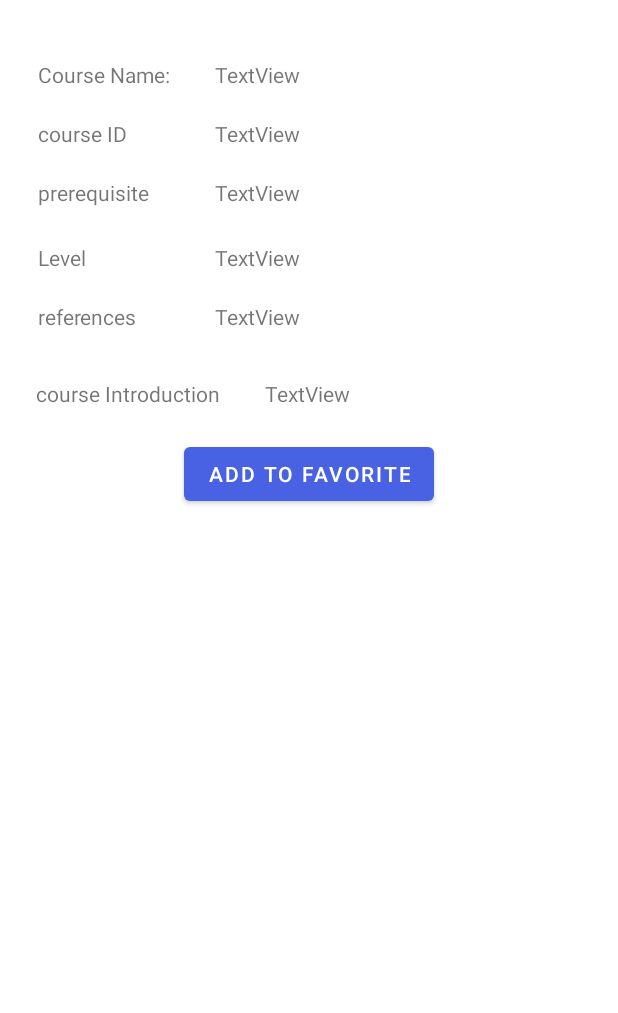
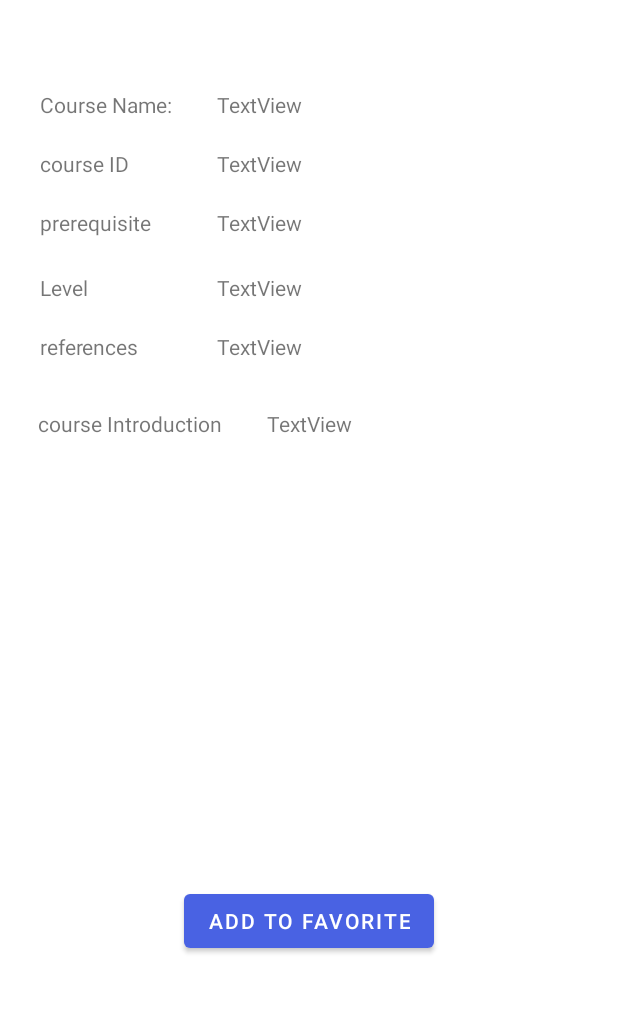
Before and after one commit to AymanOmara/Library, an Android app: the DetailsActivity screen opened directly, with no data from a screen before it, on a phone screen of 412 x 824 dp, the part 219-1232 px from its top. Run offline under Robolectric (Android 15) with nearby library versions, the phone set to English and light mode, and no system bars; libraries missing offline, so code that uses them is left out: io.realm; 11 statements that could not run were skipped.

Commit message:
add scrollview to the details activity

```diff
--- a/app/src/main/res/layout/activity_details.xml
+++ b/app/src/main/res/layout/activity_details.xml
@@ -15,6 +15,25 @@
         app:layout_constraintTop_toTopOf="parent"
         app:srcCompat="@drawable/must_logo_web_min" />
 
+    <ScrollView
+        android:paddingTop="20dp"
+        android:paddingBottom="20dp"
+        android:fillViewport="true"
+        android:id="@+id/scrollView2"
+        android:layout_width="match_parent"
+        android:layout_height="0dp"
+        android:layout_marginStart="1dp"
+        android:layout_marginEnd="1dp"
+        app:layout_constraintBottom_toTopOf="@+id/addToFavorite"
+        app:layout_constraintEnd_toEndOf="parent"
+        app:layout_constraintHorizontal_bias="1.0"
+        app:layout_constraintStart_toStartOf="parent"
+        app:layout_constraintTop_toBottomOf="@+id/imageView"
+        tools:ignore="SpeakableTextPresentCheck">
+
+        <androidx.constraintlayout.widget.ConstraintLayout
+            android:layout_width="match_parent"
+            android:layout_height="match_parent">
 
             <TextView
                 android:id="@+id/courseDetailsNameLabel"
@@ -24,7 +43,7 @@
                 android:layout_marginTop="40dp"
                 android:text="@string/courseDetailsName"
                 app:layout_constraintStart_toStartOf="parent"
-        app:layout_constraintTop_toBottomOf="@+id/imageView" />
+                app:layout_constraintTop_toTopOf="parent" />
 
             <TextView
                 android:id="@+id/courseDetailsNameValue"
@@ -138,17 +157,17 @@
                 android:text="TextView"
                 app:layout_constraintStart_toStartOf="@+id/prerequest"
                 app:layout_constraintTop_toBottomOf="@+id/prerequest" />
-
+        </androidx.constraintlayout.widget.ConstraintLayout>
+    </ScrollView>
 
     <Button
         android:id="@+id/addToFavorite"
         android:layout_width="wrap_content"
         android:layout_height="wrap_content"
-        android:layout_marginTop="20dp"
+        android:layout_marginBottom="40dp"
         android:text="@string/addToFavorite"
+        app:layout_constraintBottom_toBottomOf="parent"
         app:layout_constraintEnd_toEndOf="parent"
         app:layout_constraintHorizontal_bias="0.5"
-        app:layout_constraintStart_toStartOf="parent"
-        app:layout_constraintTop_toBottomOf="@+id/introductionValue" />
-
+        app:layout_constraintStart_toStartOf="parent" />
 </androidx.constraintlayout.widget.ConstraintLayout>
```
Lines whose indentation alone changed are shown as unchanged.
